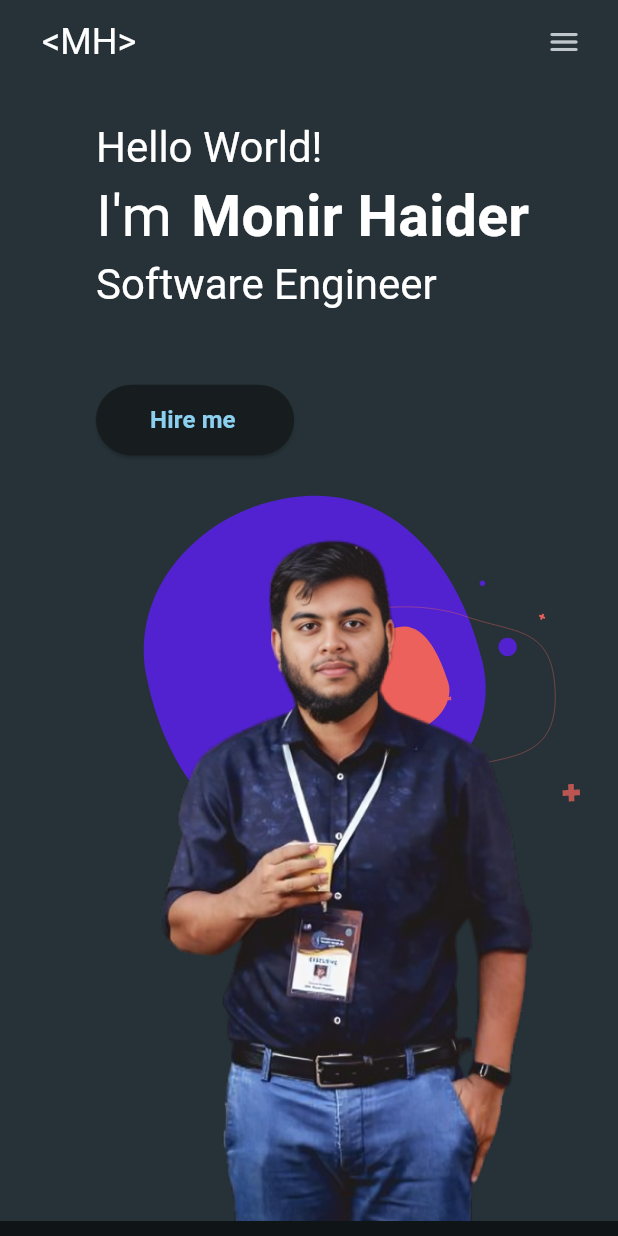
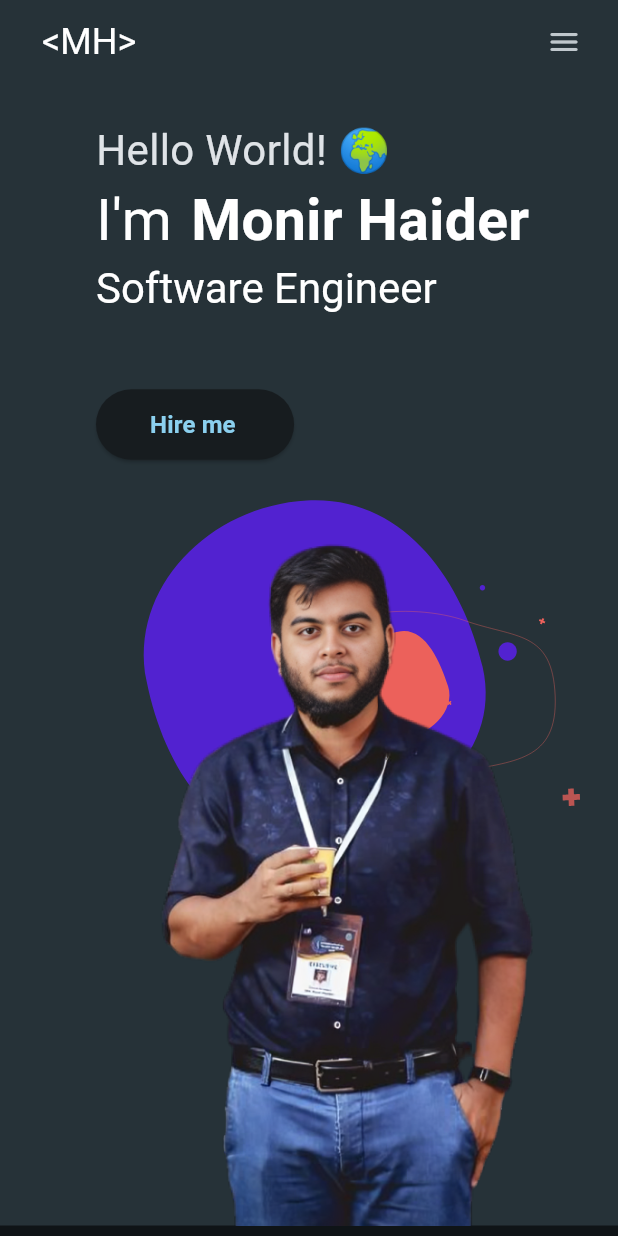
Before and after one commit to monirhelalee/portfolio_website_with_flutter, a Flutter app: the screen it shows after launch, on a phone screen of 412 x 824 dp. Run offline on Flutter 3.47's test engine with Material 3 defaults, Android fonts, the light colour scheme and no system bars; drawn by our look-alikes of animated_text_kit; our stand-ins replace flutter_svg, go_router, lottie; network calls fail.

Commit message:
animated text added

```diff
--- a/lib/features/home/view/widgets/home_widget.dart
+++ b/lib/features/home/view/widgets/home_widget.dart
@@ -1,3 +1,4 @@
+import 'package:animated_text_kit/animated_text_kit.dart';
 import 'package:flutter/material.dart';
 import 'package:lottie/lottie.dart';
 import 'package:my_portfolio_flutter/core/expotrs.dart';
@@ -65,12 +66,20 @@ class HomeWidget extends StatelessWidget {
   }
 
   Widget _helloWorld(context) {
-    return SelectableText(
-      'Hello World!',
-      style: Theme.of(context).textTheme.headlineSmall?.copyWith(
-            fontSize: 28,
-            color: Colors.white,
+    return AnimatedTextKit(
+      isRepeatingAnimation: true,
+      totalRepeatCount: 1000,
+      animatedTexts: [
+        TyperAnimatedText(
+          'Hello World! 🌍',
+          speed: const Duration(
+            milliseconds: 100,
           ),
+          textStyle: const TextStyle(
+            fontSize: 28.0,
+          ),
+        ),
+      ],
     );
   }
 
--- a/pubspec.yaml
+++ b/pubspec.yaml
@@ -10,11 +10,12 @@ dependencies:
   flutter:
     sdk: flutter
   cupertino_icons: ^1.0.6
-  url_launcher: ^6.2.3
+  url_launcher: ^6.2.4
   lottie: ^3.0.0
   provider: ^6.1.1
   flutter_svg: ^2.0.9
-  go_router: ^13.0.1
+  go_router: ^13.2.0
+  animated_text_kit: ^4.2.2
 dev_dependencies:
   flutter_test:
     sdk: flutter
```
Also changed, not shown: pubspec.lock, 5 other files.
